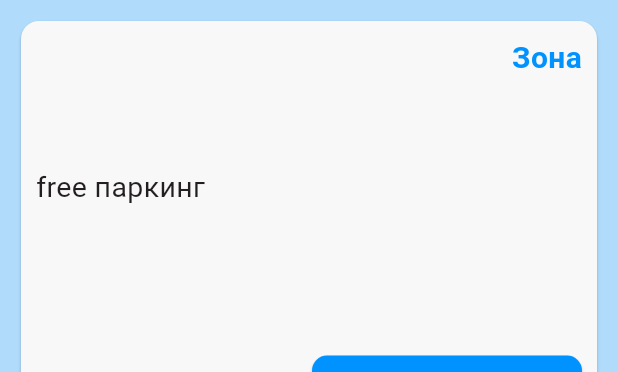
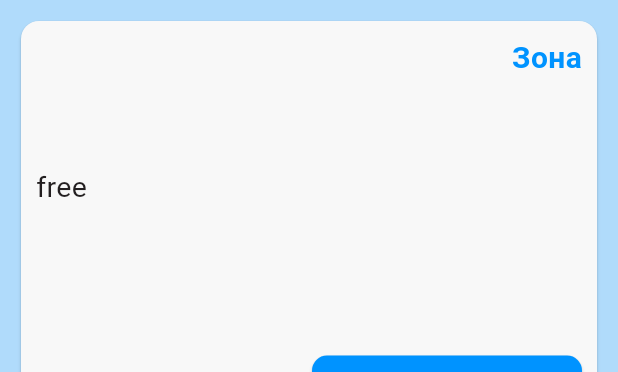
Before and after one commit to andrejdaskalov/parkingapp-mobile, a Flutter app: the DetailsCard widget shown alone on an empty page, opened directly with empty values, on a phone screen of 412 x 824 dp. Shown: the top 372 px of the screen. Run offline on Flutter 3.47's test engine with Material 3 defaults, Android fonts, the phone set to English and light mode, and no system bars; our stand-ins replace bloc, cloud_firestore, entry, equatable, firebase_core, flutter_bloc and 8 more; missing offline and left inert: flutter_sms, fuzzywuzzy; accounts and stored records are empty.

Commit message:
fixed text overflow on details card

```diff
--- a/lib/features/common_ui/headings.dart
+++ b/lib/features/common_ui/headings.dart
@@ -50,8 +50,8 @@ class TitleHeading extends StatelessWidget {
           fontWeight: FontWeight.bold,
           textAlign: TextAlign.start,
           color: Theme.of(context).colorScheme.onBackground,
-          maxLines: 1,
-          overflow: TextOverflow.ellipsis),
+          maxLines: 2,
+          overflow: TextOverflow.visible),
     );
   }
 }
--- a/lib/features/details/presentation/details_card.dart
+++ b/lib/features/details/presentation/details_card.dart
@@ -41,14 +41,19 @@ class DetailsCard extends StatelessWidget {
                       mainAxisAlignment: MainAxisAlignment.spaceBetween,
                       crossAxisAlignment: CrossAxisAlignment.start,
                       children: [
-                        Column(
+                        Flexible(
+                          child: Container(
+                            margin: EdgeInsets.only(right: 10),
+                            child: Column(
                               crossAxisAlignment: CrossAxisAlignment.start,
                               mainAxisAlignment: MainAxisAlignment.start,
                               children: [
                                 TitleHeading(text: place!.name),
                                 BoldHeading(text: place!.address),
-                            SubtitleHeading(text: place!.type.name + " паркинг"),
+                                SubtitleHeading(text: place!.type.name),
                               ],
+                            ),
+                          ),
                         ),
 
                         Column(
```
Lines whose indentation alone changed are shown as unchanged.
